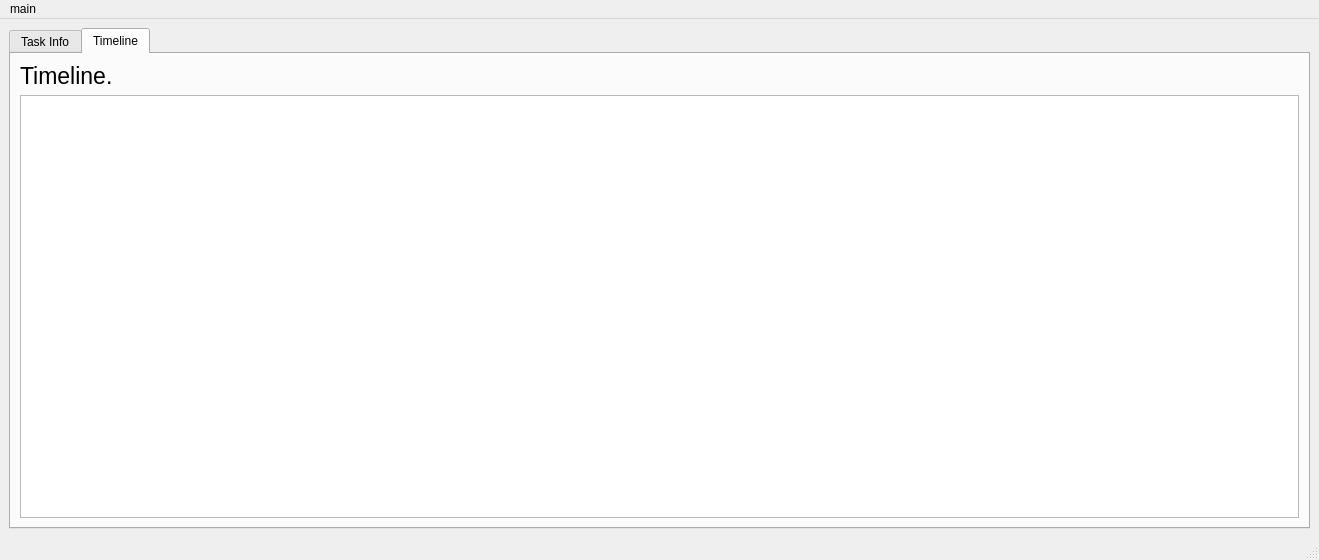
Above: gantt.ui from thedanzjl/gantt before the change. Below: the same form after it.
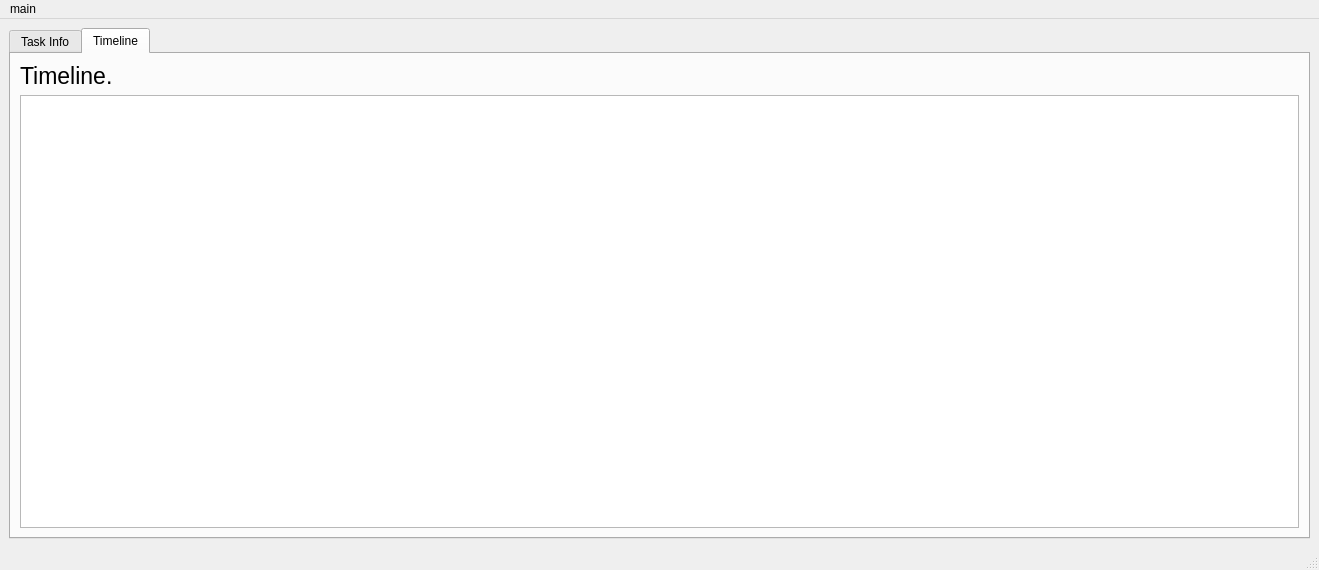
That is the form after the change. The open tabs and pages were chosen to show the change. Icons and pictures are not drawn.

```diff
--- a/gantt.ui
+++ b/gantt.ui
@@ -7,7 +7,7 @@
     <x>0</x>
     <y>0</y>
     <width>1319</width>
-    <height>560</height>
+    <height>570</height>
    </rect>
   </property>
   <property name="sizePolicy">
```
Left out of the diff: 5 changed lines with no effect on the pictures.
